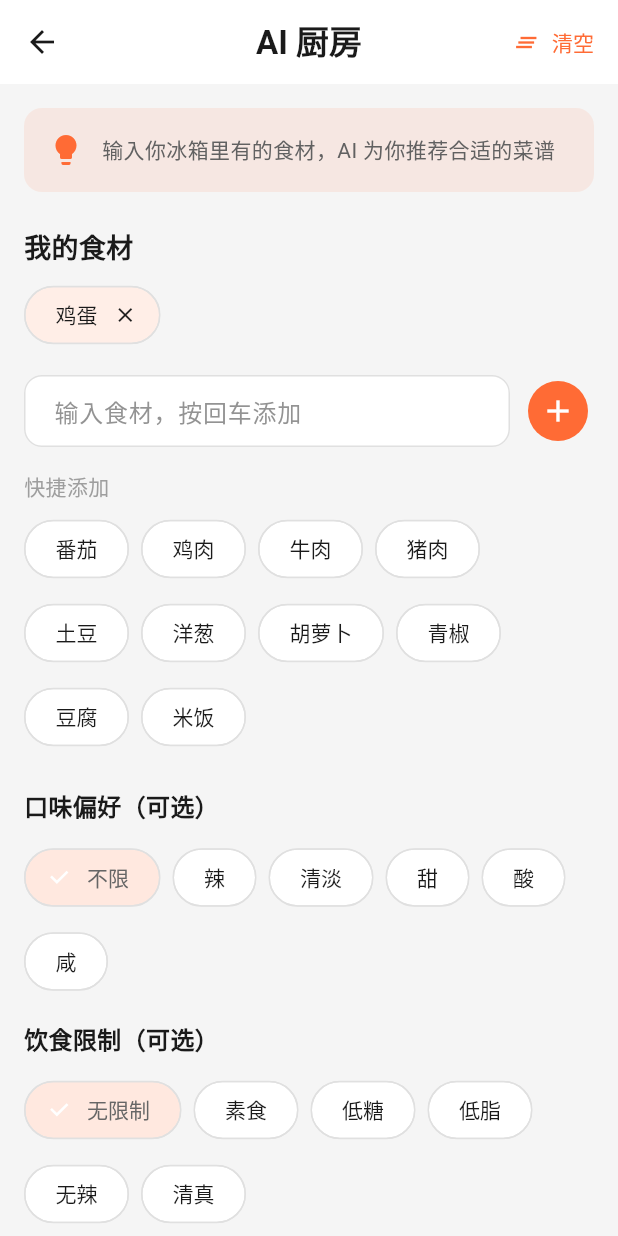
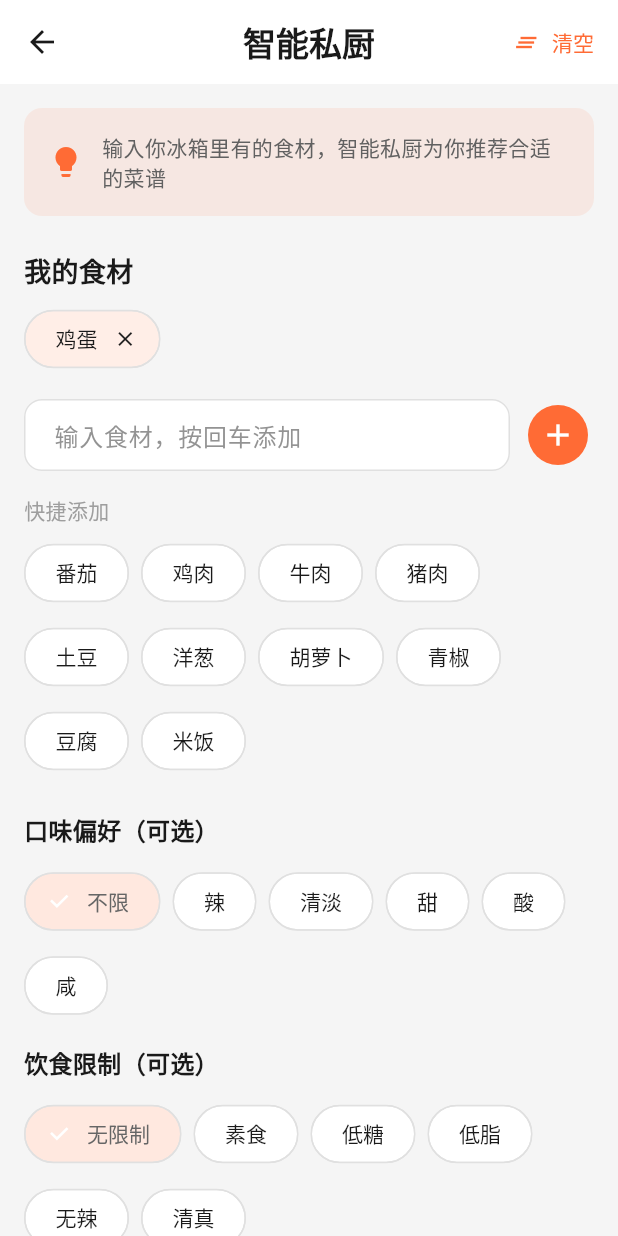
Before and after one commit to WenOwen/recipe-app, a Flutter app: the AIKitchenPage screen opened directly, after a tap on "鸡蛋", on a phone screen of 412 x 824 dp. Run offline on Flutter 3.47's test engine with Material 3 defaults, Android fonts, the phone set to English and light mode, and no system bars; our stand-ins replace carousel_slider, dio, shared_preferences; accounts and stored records are empty; network calls fail.

Commit message:
初始提交 before 智能私厨增强

```diff
--- a/lib/presentation/pages/ai_kitchen_page.dart
+++ b/lib/presentation/pages/ai_kitchen_page.dart
@@ -3,7 +3,7 @@ import '../../data/models/recipe_model.dart';
 import '../../data/services/api_service.dart';
 import '../../data/services/favorites_service.dart';
 
-/// AI 厨房 - 根据食材推荐菜谱
+/// 智能私厨 - 根据食材推荐菜谱
 class AIKitchenPage extends StatefulWidget {
   const AIKitchenPage({super.key});
 
@@ -98,7 +98,7 @@ class _AIKitchenPageState extends State<AIKitchenPage> {
   Widget build(BuildContext context) {
     return Scaffold(
       appBar: AppBar(
-        title: const Text('AI 厨房'),
+        title: const Text('智能私厨'),
         actions: [
           if (_selectedIngredients.isNotEmpty)
             TextButton.icon(
@@ -132,7 +132,7 @@ class _AIKitchenPageState extends State<AIKitchenPage> {
                   const SizedBox(width: 12),
                   Expanded(
                     child: Text(
-                      '输入你冰箱里有的食材，AI 为你推荐合适的菜谱',
+                      '输入你冰箱里有的食材，智能私厨为你推荐合适的菜谱',
                       style: TextStyle(color: Colors.grey[700]),
                     ),
                   ),
@@ -302,7 +302,7 @@ class _AIKitchenPageState extends State<AIKitchenPage> {
                         child: CircularProgressIndicator(strokeWidth: 2),
                       )
                     : const Icon(Icons.auto_awesome),
-                label: Text(_isLoading ? 'AI 分析中...' : 'AI 推荐菜谱'),
+                label: Text(_isLoading ? '智能推荐中...' : '智能推荐菜谱'),
                 style: ElevatedButton.styleFrom(
                   padding: const EdgeInsets.symmetric(vertical: 16),
                 ),
@@ -437,7 +437,7 @@ class _AIKitchenPageState extends State<AIKitchenPage> {
                                 ),
                               ),
                             ),
-                            if (recipe.tags.contains('AI推荐'))
+                            if (recipe.tags.contains('智能推荐'))
                               Container(
                                 padding: const EdgeInsets.symmetric(
                                   horizontal: 8,
@@ -448,7 +448,7 @@ class _AIKitchenPageState extends State<AIKitchenPage> {
                                   borderRadius: BorderRadius.circular(8),
                                 ),
                                 child: const Text(
-                                  'AI',
+                                  '智能',
                                   style: TextStyle(
                                     fontSize: 10,
                                     color: Color(0xFFFF6B35),
```
Also changed, not shown: 1 other file.
